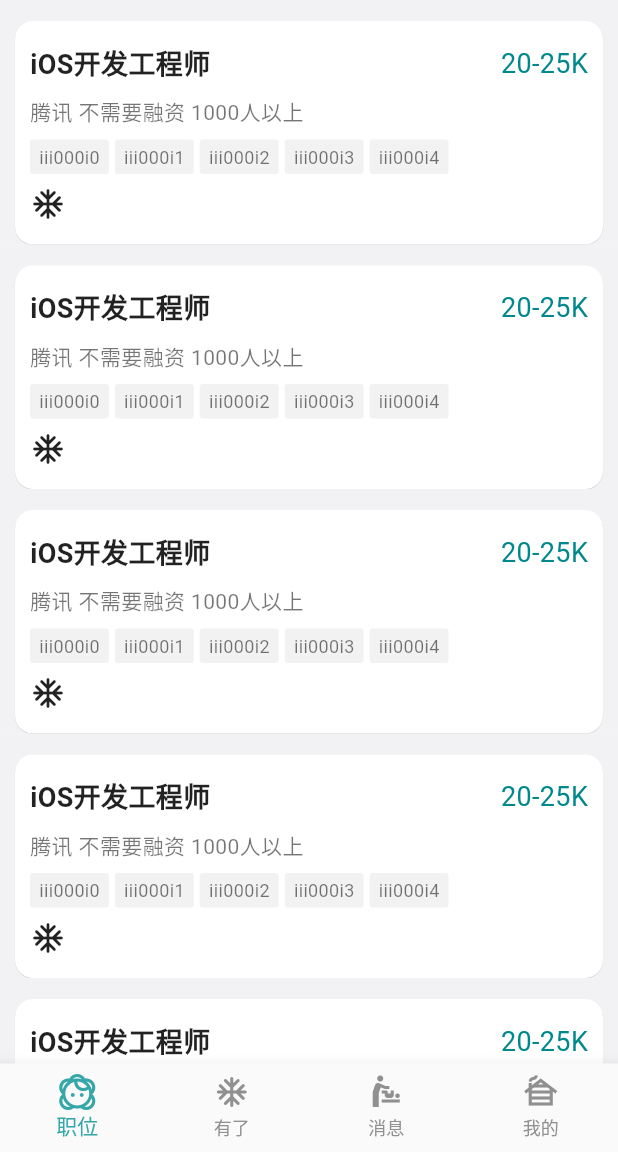
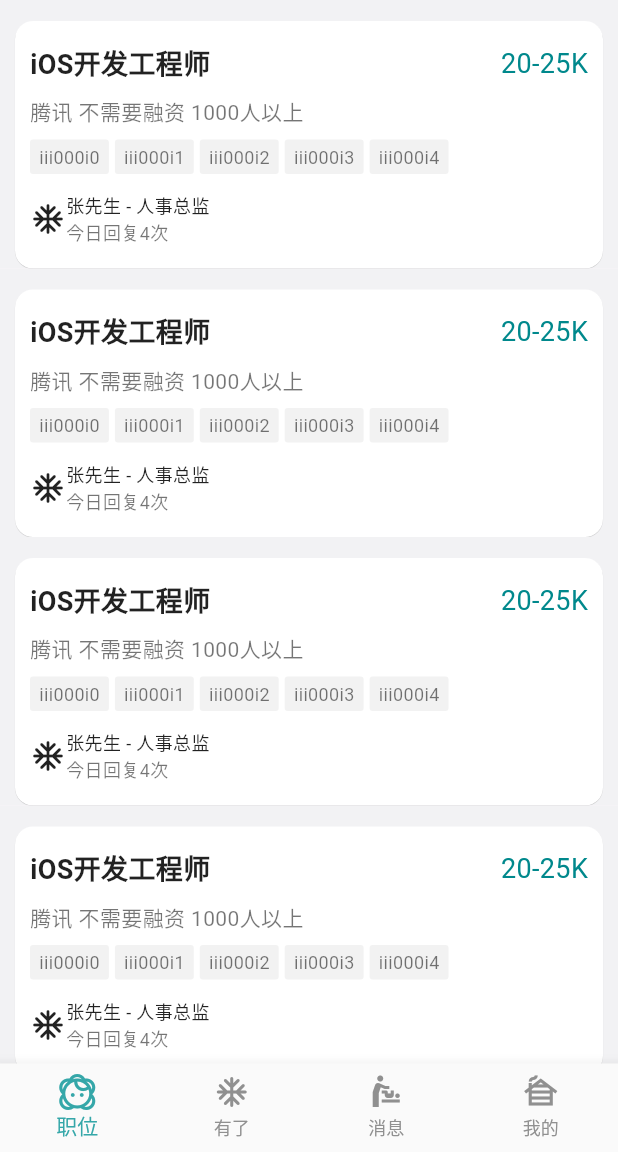
Before and after one commit to BHLinuxKernelSIG/BossZP_Flutter, a Flutter app: the screen it shows after launch, on a phone screen of 412 x 824 dp, the part 84-1236 px from its top. Run offline on Flutter 3.47's test engine with Material 2 defaults, Android fonts, the phone set to English and light mode, and no system bars.

Commit message:
Update position_item_widget.dart

```diff
--- a/lib/ui/position_item_widget.dart
+++ b/lib/ui/position_item_widget.dart
@@ -66,9 +66,24 @@ class PostionItemWidget extends StatelessWidget {
                     )
                 ],
               ),
-              SizedBox(height: 8),
+              SizedBox(height: 12),
               Row(
-                children: [Icon(Icons.ac_unit_rounded)],
+                children: [
+                  Icon(Icons.ac_unit_rounded),
+                  Column(
+                    crossAxisAlignment: CrossAxisAlignment.start,
+                    children: [
+                      Text(
+                        "张先生 - 人事总监",
+                        style: TextStyle(fontSize: 12, color: Colors.black87),
+                      ),
+                      Text(
+                        "今日回复4次",
+                        style: TextStyle(fontSize: 12, color: Colors.black54),
+                      )
+                    ],
+                  )
+                ],
               )
             ],
           ),
```
